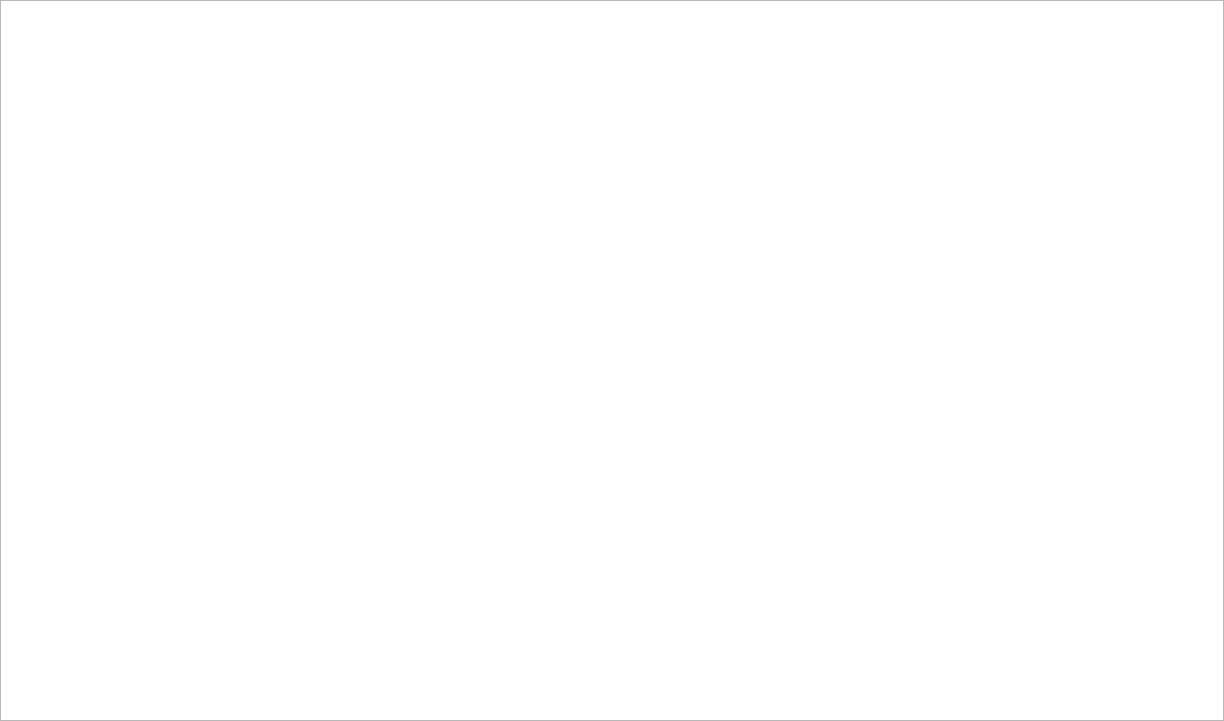
Above: gui/BSceneEditorWidget/BSceneEditorWidget.ui from RodrigoCastiel/beauty before the change. Below: the same form after it.
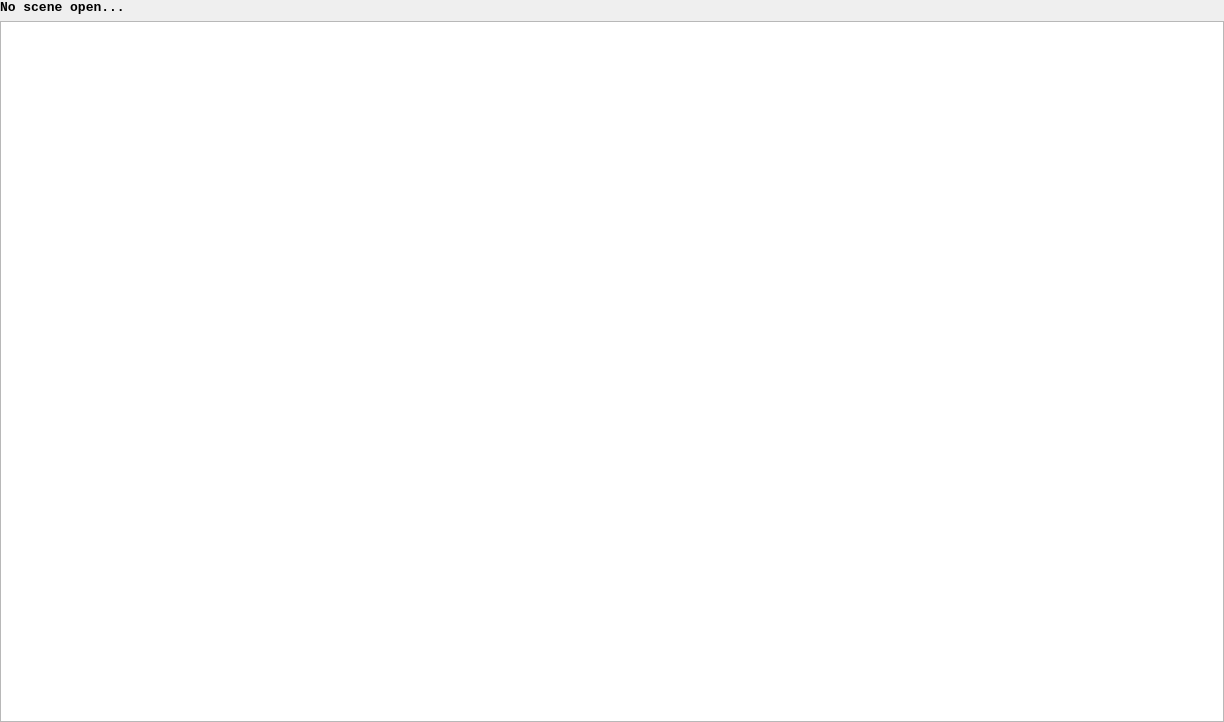
That is the form after the change.

Commit message: Implement Status Label for Scene Editor; fix bug in directory when file dialog is canceled

```diff
--- a/gui/BSceneEditorWidget/BSceneEditorWidget.ui
+++ b/gui/BSceneEditorWidget/BSceneEditorWidget.ui
@@ -7,7 +7,7 @@
     <x>0</x>
     <y>0</y>
     <width>1224</width>
-    <height>721</height>
+    <height>722</height>
    </rect>
   </property>
   <property name="windowTitle">
@@ -26,7 +26,7 @@
    <property name="bottomMargin">
     <number>0</number>
    </property>
-   <item row="0" column="0">
+   <item row="1" column="0">
     <widget class="QPlainTextEdit" name="textEdit_Scene">
      <property name="font">
       <font>
@@ -39,6 +39,24 @@
      </property>
     </widget>
    </item>
+   <item row="0" column="0">
+    <widget class="QLabel" name="statusLabel">
+     <property name="font">
+      <font>
+       <family>Consolas</family>
+       <pointsize>10</pointsize>
+       <weight>75</weight>
+       <bold>true</bold>
+      </font>
+     </property>
+     <property name="text">
+      <string>No scene open...</string>
+     </property>
+     <property name="margin">
+      <number>5</number>
+     </property>
+    </widget>
+   </item>
   </layout>
  </widget>
  <layoutdefault spacing="6" margin="11"/>
```
The commit also changes 2 other files.
